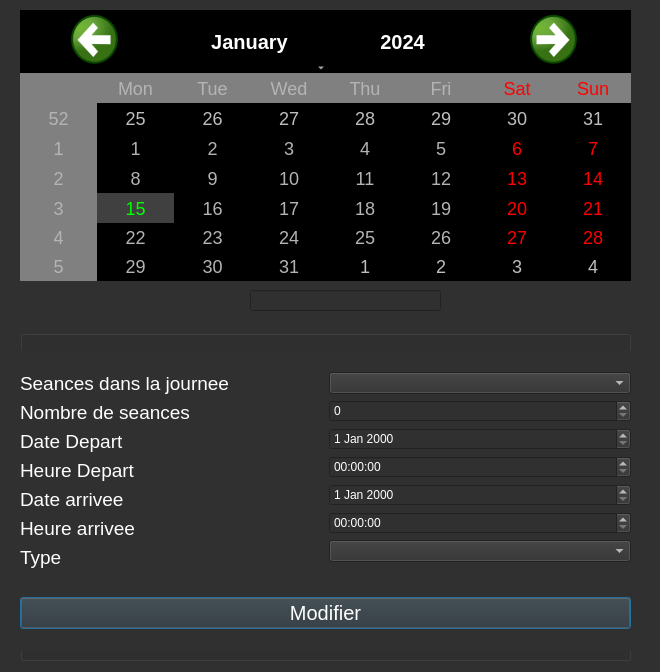
Above: editseance.ui from CalmettesT/Projet-BTS before the change. Below: the same form after it.
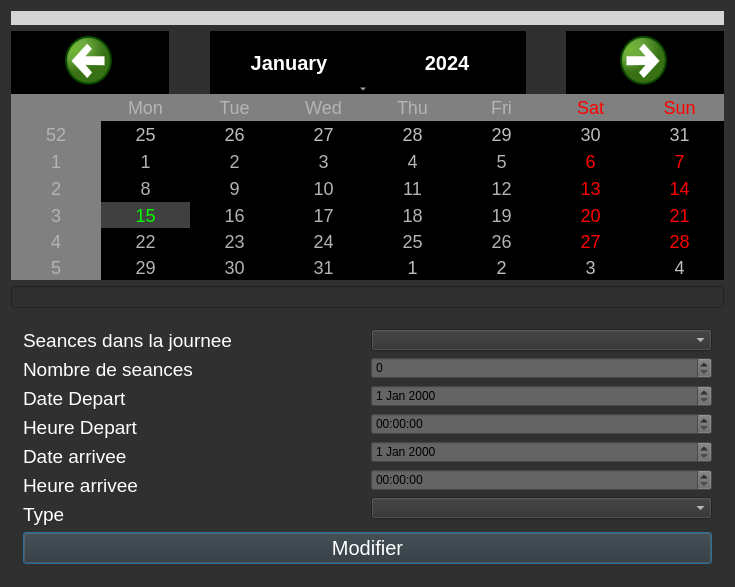
That is the form after the change.

What changed in the file:
```diff
--- a/editseance.ui
+++ b/editseance.ui
@@ -6,8 +6,8 @@
    <rect>
     <x>0</x>
     <y>0</y>
-    <width>660</width>
-    <height>672</height>
+    <width>735</width>
+    <height>587</height>
    </rect>
   </property>
   <property name="windowTitle">
@@ -16,60 +16,76 @@
   <property name="styleSheet">
    <string notr="true">background-color: rgb(48, 48, 48);</string>
   </property>
+  <layout class="QVBoxLayout" name="verticalLayout_5">
+   <item>
+    <widget class="QLabel" name="labelimg">
+     <property name="styleSheet">
+      <string notr="true">background-color: rgb(212, 212, 212);</string>
+     </property>
+     <property name="text">
+      <string/>
+     </property>
+    </widget>
+   </item>
+   <item>
   <widget class="QCalendarWidget" name="calendarWidget">
-   <property name="geometry">
-    <rect>
-     <x>20</x>
-     <y>10</y>
-     <width>611</width>
-     <height>271</height>
-    </rect>
-   </property>
    <property name="styleSheet">
     <string notr="true">QCalendarWidget QToolButton {
-	heigth:40px;
-	width:150px;
-	color:white;
-	font-size:20px;
-	icon-size:56px,56px;
-	background-color:black;
-}
 
+width:150px;
+color:white;
+font-size:20px;
+icon-size:56px,56px;
+background-color: rgb(0, 0, 0);
+}
 
 QCalendarWidget QWidget{
-	alternate-background-color:rgb(128,128,128)
+alternate-background-color:rgb(128,128,128)
 }
 
 QCalendarWidget QAbstractItemView:enabled{
-	font-size:18px;
-	color:rgb(180,180,180);
-	background-color:black;
-	selection-background-color:rgb(64,64,64);
-	selection-color:rgb(0,255,0);
-}</string>
-   </property>
-  </widget>
+font-size:18px;
+color:rgb(180,180,180);
+background-color:black;
+selection-background-color:rgb(64,64,64);
+selection-color:rgb(0,255,0);
+}
+</string>
+     </property>
+    </widget>
+   </item>
+   <item>
+    <widget class="QLineEdit" name="lineEdit">
+     <property name="styleSheet">
+      <string notr="true">color: rgb(255, 255, 255);</string>
+     </property>
+    </widget>
+   </item>
+   <item>
   <widget class="QGroupBox" name="groupBox">
-   <property name="geometry">
-    <rect>
-     <x>20</x>
-     <y>330</y>
-     <width>611</width>
-     <height>331</height>
-    </rect>
+     <property name="styleSheet">
+      <string notr="true"> QGroupBox {
+
+	color: rgb(0, 0, 0);
+     background-color: qlineargradient(x1: 0, y1: 0, x2: 0, y2: 1,
+                                       stop: 0 #D4D4D4, stop: 1 #D4D4D4);
+     border-radius: 5px;
+     margin-top: 1ex; /* leave space at the top for the title */
+ }
+ 
+ QGroupBox::title {
+     subcontrol-origin: margin;
+     subcontrol-position: top center; /* position at the top center */
+     padding: 0 3px;
+     background-color: qlineargradient(x1: 0, y1: 0, x2: 0, y2: 1,
+                                       stop: 0 #C8C8C8, stop: 1 #E6E6E6);
+ }</string>
    </property>
    <property name="title">
     <string/>
    </property>
-   <widget class="QWidget" name="verticalLayoutWidget_3">
-    <property name="geometry">
-     <rect>
-      <x>0</x>
-      <y>20</y>
-      <width>611</width>
-      <height>301</height>
-     </rect>
-    </property>
+     <layout class="QVBoxLayout" name="verticalLayout_3">
+      <item>
     <layout class="QVBoxLayout" name="verticalLayout_4">
      <item>
       <layout class="QHBoxLayout" name="horizontalLayout_3">
@@ -194,35 +210,60 @@
          <item>
           <widget class="QSpinBox" name="nombreSeances">
            <property name="styleSheet">
-            <string notr="true">color: rgb(255, 255, 255);</string>
+               <string notr="true">QSpinBox {
+background-color: rgb(100,100, 100);
+padding-right: 10px; /* Crée un espace pour les flèches */
+border-width: 3;
+}
+</string>
            </property>
           </widget>
          </item>
          <item>
           <widget class="QDateEdit" name="dateDepart">
            <property name="styleSheet">
-            <string notr="true">color: rgb(255, 255, 255);</string>
+               <string notr="true">QDateEdit {
+background-color: rgb(100,100, 100);
+padding-right: 10px; /* Crée un espace pour les flèches */
+border-width: 3;
+}
+</string>
            </property>
           </widget>
          </item>
          <item>
           <widget class="QTimeEdit" name="heureDepart">
            <property name="styleSheet">
-            <string notr="true">color: rgb(255, 255, 255);</string>
+               <string notr="true">QTimeEdit {
+background-color: rgb(100,100, 100);
+padding-right: 10px; /* Crée un espace pour les flèches */
+border-width: 3;
+}
+</string>
            </property>
           </widget>
          </item>
          <item>
           <widget class="QDateEdit" name="dateArrivee">
            <property name="styleSheet">
-            <string notr="true">color: rgb(255, 255, 255);</string>
+               <string notr="true">QDateEdit {
+background-color: rgb(100,100, 100);
+padding-right: 10px; /* Crée un espace pour les flèches */
+border-width: 3;
+}
+</string>
            </property>
           </widget>
          </item>
          <item>
           <widget class="QTimeEdit" name="heureArrivee">
            <property name="styleSheet">
-            <string notr="true">color: rgb(255, 255, 255);</string>
+               <string notr="true">QTimeEdit {
+background-color: rgb(100,100, 100);
+padding-right: 10px; /* Crée un espace pour les flèches */
+border-width: 3;
+}
+</string>
            </property>
           </widget>
          </item>
@@ -255,34 +296,11 @@
       </widget>
      </item>
     </layout>
-   </widget>
-  </widget>
-  <widget class="QLabel" name="labelimg">
-   <property name="geometry">
-    <rect>
-     <x>0</x>
-     <y>0</y>
-     <width>671</width>
-     <height>681</height>
-    </rect>
-   </property>
-   <property name="text">
-    <string/>
-   </property>
-  </widget>
-  <widget class="QLineEdit" name="lineEdit">
-   <property name="geometry">
-    <rect>
-     <x>250</x>
-     <y>290</y>
-     <width>191</width>
-     <height>21</height>
-    </rect>
-   </property>
-   <property name="styleSheet">
-    <string notr="true">color: rgb(255, 255, 255);</string>
-   </property>
-  </widget>
+      </item>
+     </layout>
+    </widget>
+   </item>
+  </layout>
   <zorder>labelimg</zorder>
   <zorder>calendarWidget</zorder>
   <zorder>groupBox</zorder>
```
Lines whose indentation alone changed are shown as unchanged.
